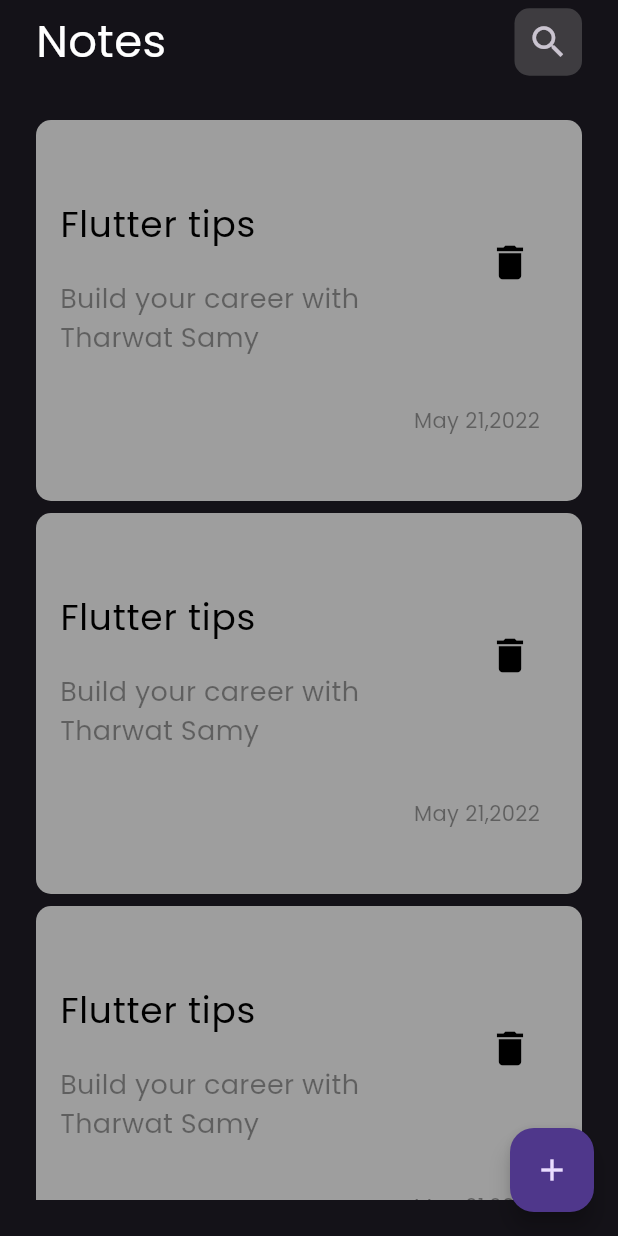
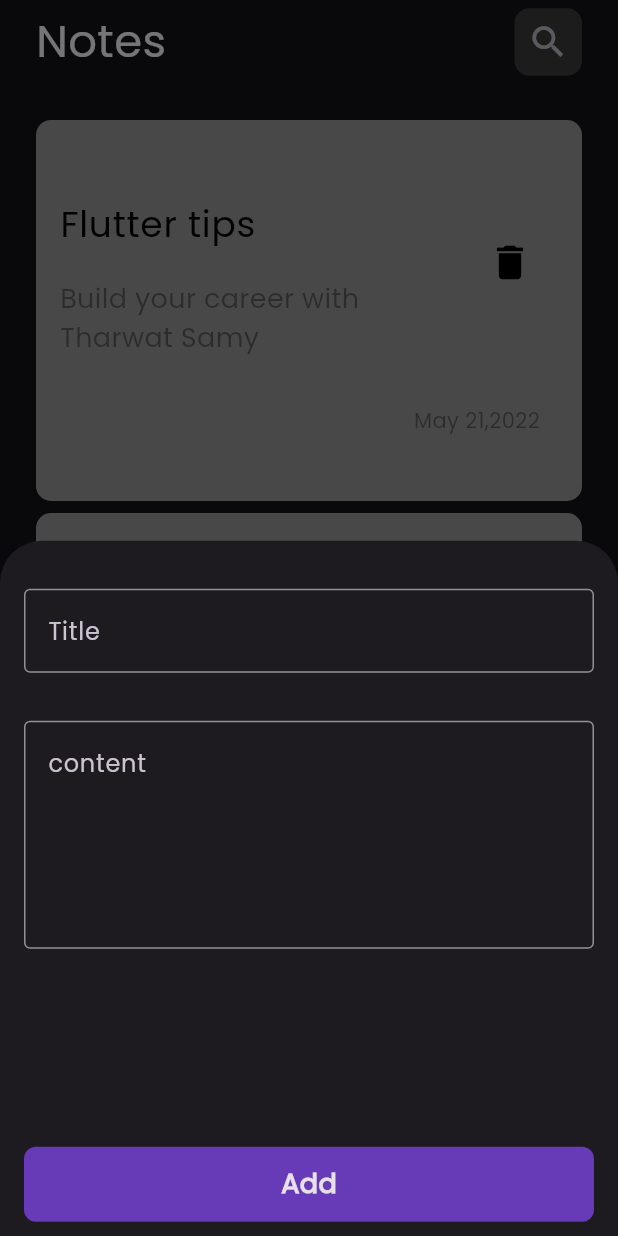
Before and after one commit to AhmeddElshiekh/notes_app, a Flutter app: the screen it shows after launch, after a tap on the "add" icon, on a phone screen of 412 x 824 dp. Run offline on Flutter 3.47's test engine with Material 2 defaults, Android fonts, the phone set to English and light mode, and no system bars.

Commit message:
Show model bottom sheet

```diff
--- a/lib/screens/notes_screen.dart
+++ b/lib/screens/notes_screen.dart
@@ -1,7 +1,7 @@
 import 'package:flutter/material.dart';
 import 'package:note_app/widgets/action_appBar.dart';
-
 import '../widgets/note_list_view.dart';
+import '../widgets/show_model_bottom_sheet.dart';
 
 class NotesScreen extends StatelessWidget {
   const NotesScreen({super.key});
@@ -27,7 +27,10 @@ class NotesScreen extends StatelessWidget {
          Expanded(child: NotesListView())
         ],
       ),
-      floatingActionButton: FloatingActionButton(onPressed: (){}, child: const Icon(Icons.add)),
+      floatingActionButton: FloatingActionButton(
+          onPressed: (){
+        showModalBottomSheet(context: context, builder: (context) {return const ShowModelSheet(); },);
+      }, child: const Icon(Icons.add,)),
     );
   }
 }
--- /dev/null
+++ b/lib/widgets/custom_button.dart
@@ -0,0 +1,21 @@
+import 'package:flutter/material.dart';
+
+class CustomButton extends StatelessWidget {
+  const CustomButton({super.key, required this.text});
+  final String text;
+  @override
+  Widget build(BuildContext context) {
+    return GestureDetector(
+      child: Container(
+        decoration: BoxDecoration(
+          borderRadius: BorderRadiusDirectional.circular(8),
+          color: Colors.deepPurple,
+
+        ),
+        width: MediaQuery.of(context).size.width,
+        height: 50,
+        child: Center(child: Text(text,style: const TextStyle(fontWeight: FontWeight.bold,fontSize: 18),)),
+      ),
+    );
+  }
+}
--- /dev/null
+++ b/lib/widgets/custom_text_filed.dart
@@ -0,0 +1,18 @@
+import 'package:flutter/material.dart';
+
+class CustomTextFiled extends StatelessWidget {
+  const CustomTextFiled({super.key,  this.maxLines, required this.hint});
+  final int? maxLines;
+  final String hint;
+  @override
+  Widget build(BuildContext context) {
+    return TextField(
+      decoration: InputDecoration(
+        hintText: hint,
+        border:  const OutlineInputBorder(
+        ),
+      ),
+      maxLines: maxLines,
+    );
+  }
+}
--- /dev/null
+++ b/lib/widgets/show_model_bottom_sheet.dart
@@ -0,0 +1,32 @@
+import 'package:flutter/material.dart';
+import 'package:note_app/widgets/custom_button.dart';
+import 'package:note_app/widgets/custom_text_filed.dart';
+
+class ShowModelSheet extends StatelessWidget {
+  const ShowModelSheet({super.key});
+
+  @override
+  Widget build(BuildContext context) {
+    return  const SingleChildScrollView(
+      child: Column(
+        children: [
+          Padding(
+            padding: EdgeInsetsDirectional.only(start: 16,end: 16,top: 32),
+            child: CustomTextFiled(hint: 'Title'),
+          ),
+          Padding(
+            padding: EdgeInsetsDirectional.only(start: 16,end: 16,top: 32),
+            child: CustomTextFiled(hint: 'content',maxLines: 5,),
+          ),
+          SizedBox(height: 100,),
+          Padding(
+            padding: EdgeInsetsDirectional.only(start: 16,end: 16,top: 32),
+            child: CustomButton(text: 'Add'),
+          ),
+          SizedBox(height: 20,),
+
+        ],
+      ),
+    );
+  }
+}
```
